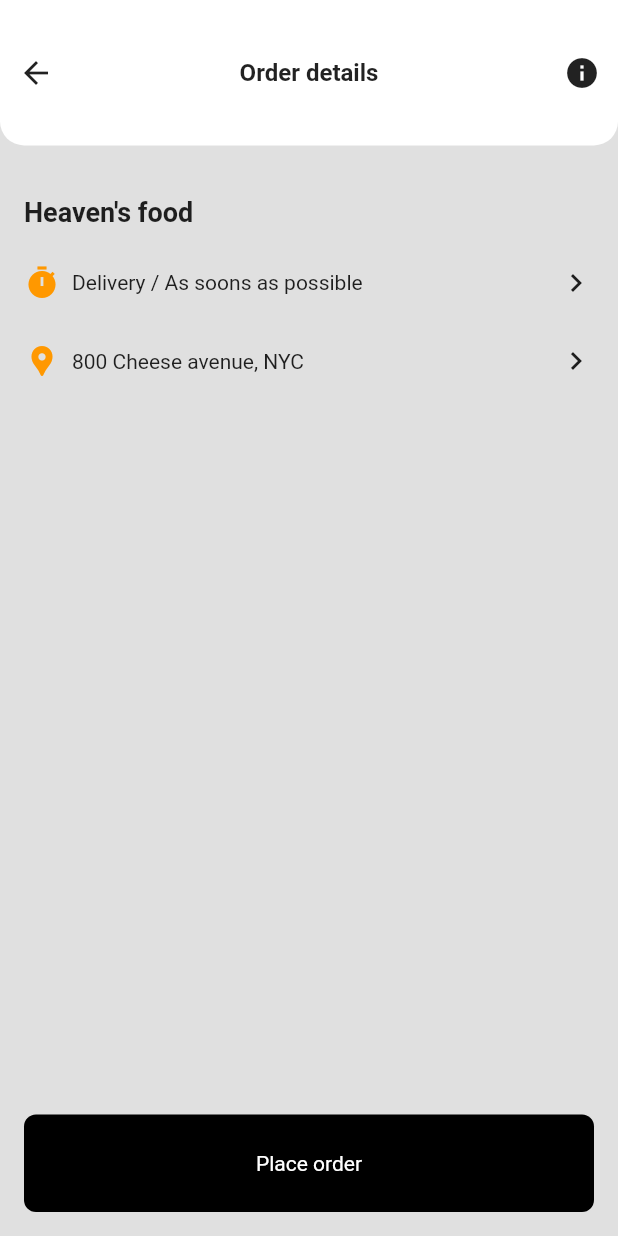
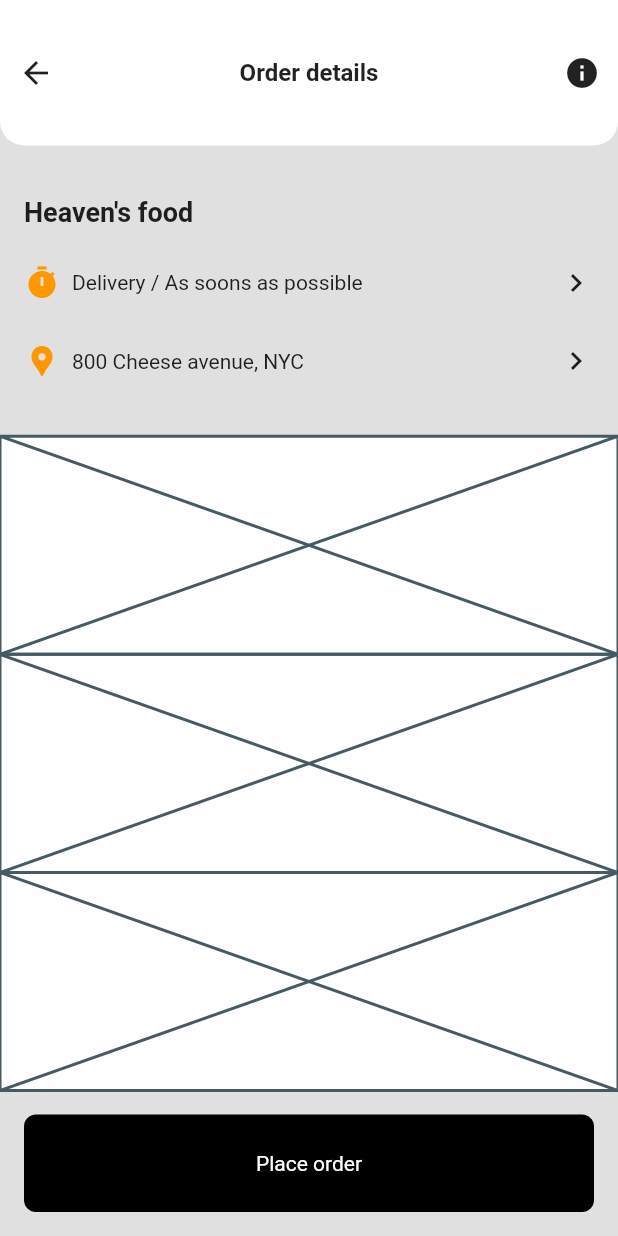
Before and after one commit to JAICHANGPARK/flutter_notebook_11th_story, a Flutter app: the screen it shows after launch, item 2 of the bottom bar chosen, on a phone screen of 412 x 824 dp. Run offline on Flutter 3.47's test engine with Material 2 defaults, Android fonts, the phone set to English and light mode, and no system bars; our stand-ins replace backdrop, badges, flutter_inner_drawer, flutter_slidable, flutter_swiper, google_fonts; network calls fail.

Commit message:
Update food_order_page.dart

```diff
--- a/lib/ep744_food_app/ui/food_order_page.dart
+++ b/lib/ep744_food_app/ui/food_order_page.dart
@@ -94,7 +94,10 @@ class _FoodOrderPageState extends State<FoodOrderPage> {
                 child: Column(
                   crossAxisAlignment: CrossAxisAlignment.start,
                   children: [
+                      Expanded(child: Placeholder()),
+                    Expanded(child: Placeholder()),
 
+                    Expanded(child: Placeholder()),
                   ],
                 ),
                 ),
```
